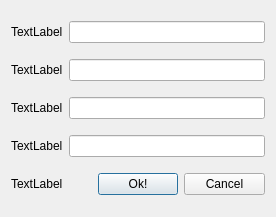
moderndaymoron/PersonCSciVer3, file adddialog.ui: the form before one commit.
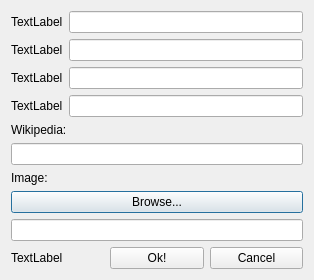
The form after the commit.

Commit message: added get/set for Person wikilink & image path

Patch:
```diff
--- a/adddialog.ui
+++ b/adddialog.ui
@@ -6,8 +6,8 @@
    <rect>
     <x>0</x>
     <y>0</y>
-    <width>276</width>
-    <height>217</height>
+    <width>314</width>
+    <height>264</height>
    </rect>
   </property>
   <property name="windowTitle">
@@ -70,6 +70,33 @@
      </item>
     </layout>
    </item>
+   <item>
+    <widget class="QLabel" name="label">
+     <property name="text">
+      <string>Wikipedia: </string>
+     </property>
+    </widget>
+   </item>
+   <item>
+    <widget class="QLineEdit" name="wiki_link"/>
+   </item>
+   <item>
+    <widget class="QLabel" name="label_2">
+     <property name="text">
+      <string>Image:</string>
+     </property>
+    </widget>
+   </item>
+   <item>
+    <widget class="QPushButton" name="browse_Button">
+     <property name="text">
+      <string>Browse...</string>
+     </property>
+    </widget>
+   </item>
+   <item>
+    <widget class="QLineEdit" name="image_path"/>
+   </item>
    <item>
     <layout class="QHBoxLayout" name="horizontalLayout_5">
      <item>
```
Left out of the diff: 8 changed lines with no effect on the pictures. The commit also changes 4 other files.
